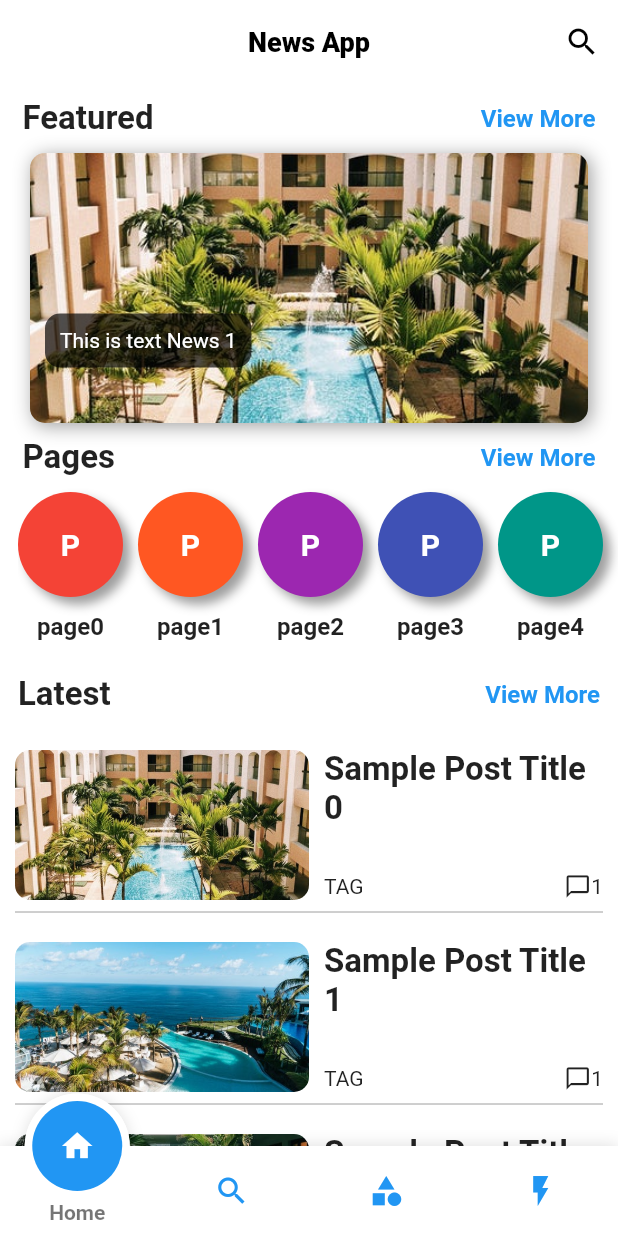
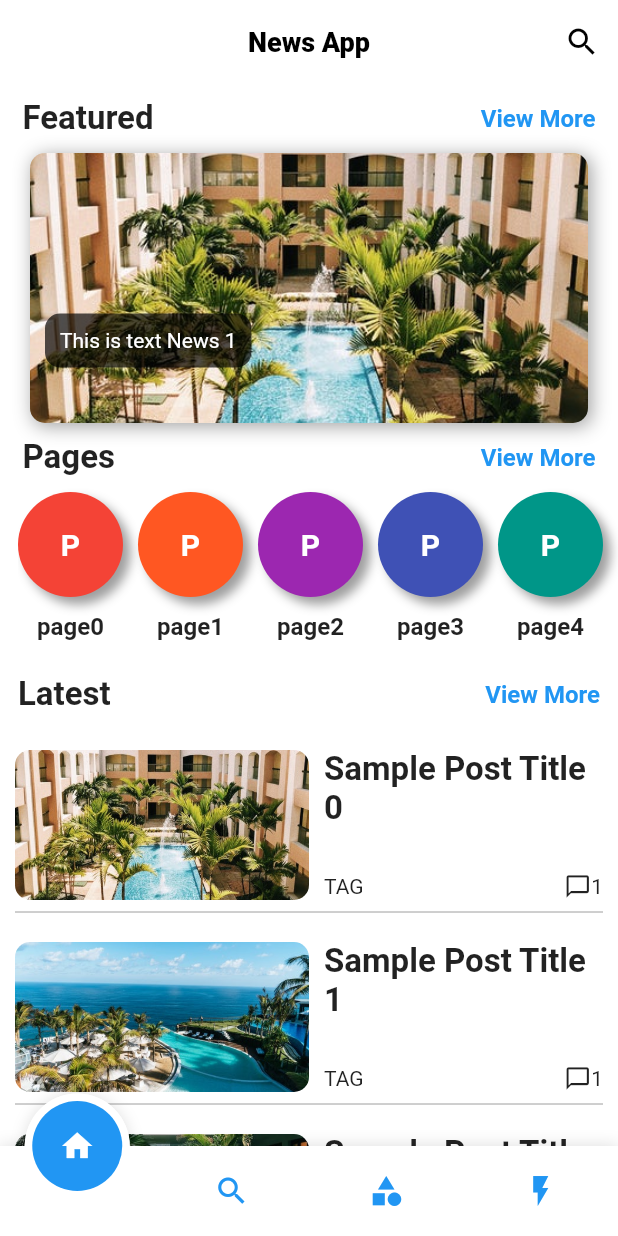
Before and after one commit to Mubi417/MyFlutterUI, a Flutter app: the screen it shows after launch, on a phone screen of 412 x 824 dp. Run offline on Flutter 3.47's test engine with Material 2 defaults, Android fonts, the phone set to English and light mode, and no system bars; drawn by our look-alikes of carousel_pro, fancy_bottom_navigation.

Commit message:
Update main_screen.dart

```diff
--- a/lib/main_screen.dart
+++ b/lib/main_screen.dart
@@ -28,10 +28,10 @@ class _MainScreenState extends State<MainScreen> {
       ),
       bottomNavigationBar: FancyBottomNavigation(
         tabs: [
-          TabData(iconData: Icons.home, title: "Home"),
-          TabData(iconData: Icons.search, title: "Search"),
-          TabData(iconData: Icons.category, title: "Basket"),
-          TabData(iconData: Icons.flash_on, title: "Basket")
+          TabData(iconData: Icons.home, title: ""),
+          TabData(iconData: Icons.search, title: ""),
+          TabData(iconData: Icons.category, title: ""),
+          TabData(iconData: Icons.flash_on, title: "")
         ],
         onTabChangedListener: (position) {
           setState(() {
```
